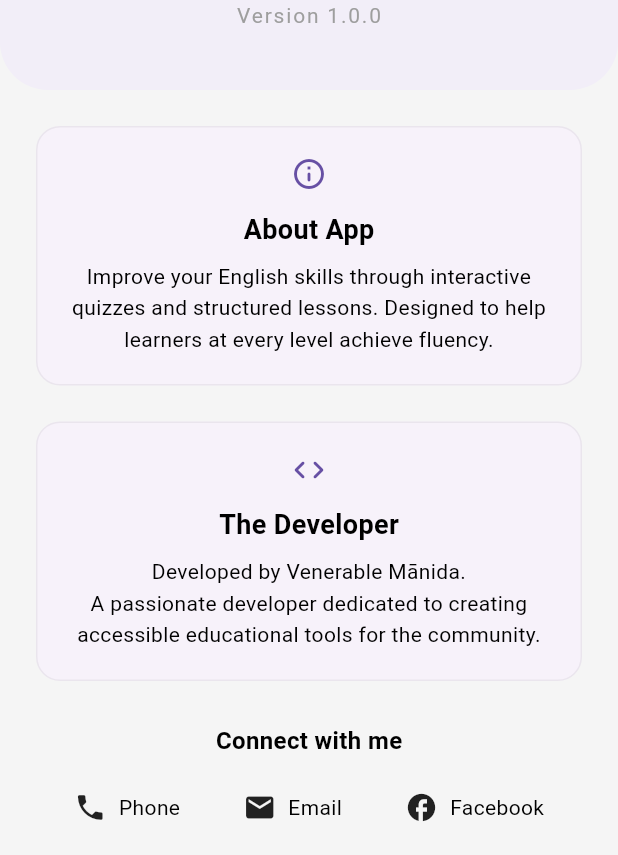
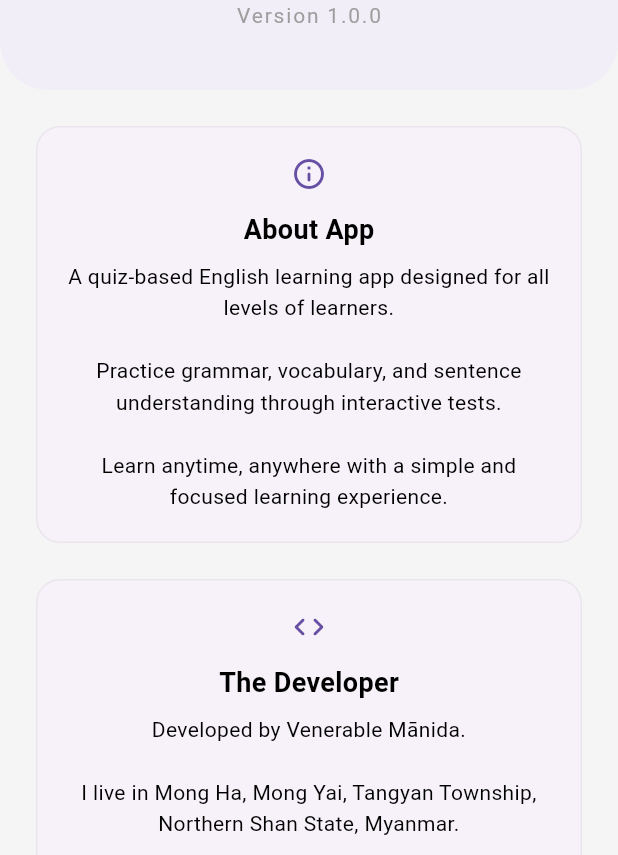
Before and after one commit to alex-manida/learn_english, a Flutter app: the screen it shows after launch, in the side drawer, after a tap on "About", on a phone screen of 412 x 824 dp, the part 381-1236 px from its top. Run offline on Flutter 3.47's test engine with Material 3 defaults, Android fonts, the phone set to English and light mode, and no system bars; our stand-ins replace font_awesome_flutter, image_picker, shared_preferences.

Commit message:
Rewrite About App and The Developer in about_screen.dart

```diff
--- a/lib/screens/about_screen.dart
+++ b/lib/screens/about_screen.dart
@@ -100,7 +100,9 @@ class AboutScreen extends StatelessWidget {
                     context,
                     title: "About App",
                     content:
-                        "Improve your English skills through interactive quizzes and structured lessons. Designed to help learners at every level achieve fluency.",
+                        "A quiz-based English learning app designed for all levels of learners.\n\n"
+                        "Practice grammar, vocabulary, and sentence understanding through interactive tests.\n\n"
+                        "Learn anytime, anywhere with a simple and focused learning experience.",
                     icon: Icons.info_outline_rounded,
                   ),
 
@@ -111,7 +113,10 @@ class AboutScreen extends StatelessWidget {
                     context,
                     title: "The Developer",
                     content:
-                        "Developed by Venerable Mānida.\nA passionate developer dedicated to creating accessible educational tools for the community.",
+                        "Developed by Venerable Mānida.\n\n"
+                        "I live in Mong Ha, Mong Yai, Tangyan Township, Northern Shan State, Myanmar.\n\n"
+                        "I am currently studying at LMS School to improve my English skills. In mid-2025, I joined Batch 15 where I had the opportunity to learn Java programming.\n\n"
+                        "Now, as part of Batch 16, I am continuing my journey by learning Android and Flutter development. This application is one of the projects I have built during my learning process.",
                     icon: Icons.code_rounded,
                   ),
 
```
